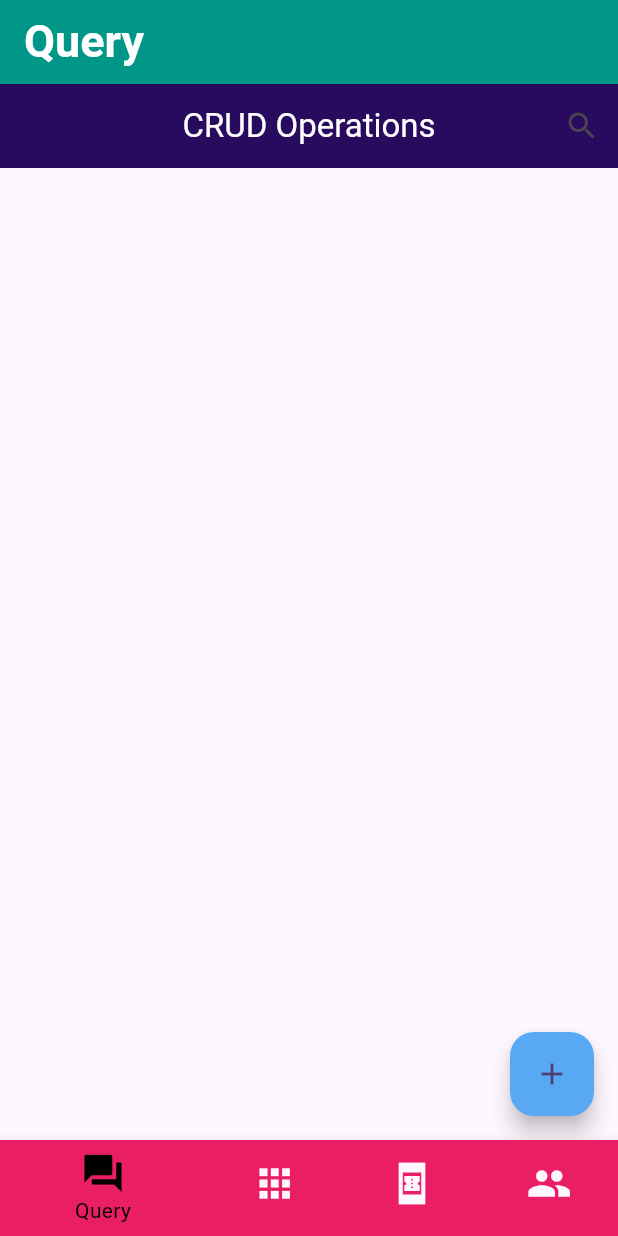
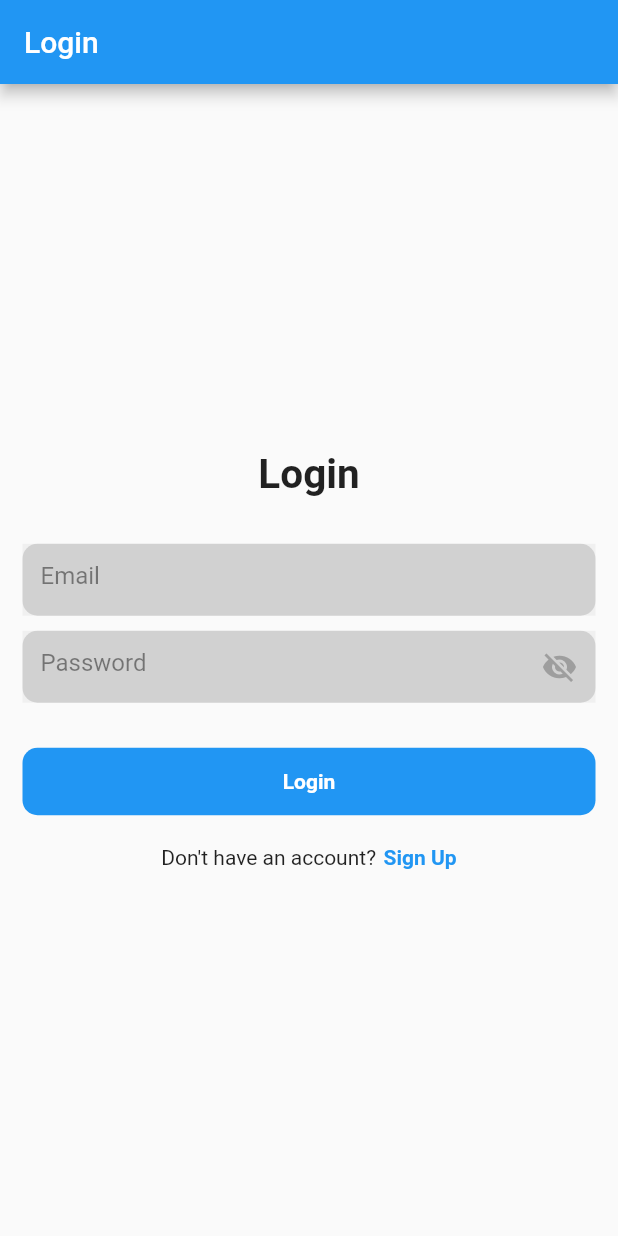
Before and after one commit to Harish3000/shades-app-flutter-project, a Flutter app: the screen it shows after launch, on a phone screen of 412 x 824 dp. Run offline on Flutter 3.47's test engine with Material 2 defaults, Android fonts, the phone set to English and light mode, and no system bars; our stand-ins replace cloud_firestore, firebase_auth, firebase_core; accounts and stored records are empty.

Commit message:
Login implemented

```diff
--- /dev/null
+++ b/shades/lib/core/auth/firebase_auth_services.dart
@@ -0,0 +1,38 @@
+
+
+
+
+import 'package:firebase_auth/firebase_auth.dart';
+
+class FirebaseAuthService {
+
+  FirebaseAuth _auth = FirebaseAuth.instance;
+
+  Future<User?> signUpWithEmailAndPassword(String email, String password) async {
+
+    try {
+      UserCredential credential =await _auth.createUserWithEmailAndPassword(email: email, password: password);
+      return credential.user;
+    } catch (e) {
+      print("Some error occured");
+    }
+    return null;
+
+  }
+
+  Future<User?> signInWithEmailAndPassword(String email, String password) async {
+
+    try {
+      UserCredential credential =await _auth.signInWithEmailAndPassword(email: email, password: password);
+      return credential.user;
+    } catch (e) {
+      print("Some error occured");
+    }
+    return null;
+
+  }
+
+
+
+
+}
--- /dev/null
+++ b/shades/lib/core/auth/form_container_widget.dart
@@ -0,0 +1,77 @@
+
+
+import 'package:flutter/material.dart';
+
+
+class FormContainerWidget extends StatefulWidget {
+
+  final TextEditingController? controller;
+  final Key? fieldKey;
+  final bool? isPasswordField;
+  final String? hintText;
+  final String? labelText;
+  final String? helperText;
+  final FormFieldSetter<String>? onSaved;
+  final FormFieldValidator<String>? validator;
+  final ValueChanged<String>? onFieldSubmitted;
+  final TextInputType? inputType;
+
+  const FormContainerWidget({
+    this.controller,
+    this.isPasswordField,
+    this.fieldKey,
+    this.hintText,
+    this.labelText,
+    this.helperText,
+    this.onSaved,
+    this.validator,
+    this.onFieldSubmitted,
+    this.inputType
+  });
+
+
+  @override
+  _FormContainerWidgetState createState() => new _FormContainerWidgetState();
+}
+
+class _FormContainerWidgetState extends State<FormContainerWidget> {
+
+  bool _obscureText = true;
+
+
+  @override
+  Widget build(BuildContext context) {
+    return Container(
+      width: double.infinity,
+      decoration: BoxDecoration(
+        color: Colors.grey.withOpacity(.35),
+        borderRadius: BorderRadius.circular(10),
+      ),
+      child: new TextFormField(
+        style: TextStyle(color: Colors.black),
+        controller: widget.controller,
+        keyboardType: widget.inputType,
+        key: widget.fieldKey,
+        obscureText: widget.isPasswordField == true? _obscureText : false,
+        onSaved: widget.onSaved,
+        validator: widget.validator,
+        onFieldSubmitted: widget.onFieldSubmitted,
+        decoration: new InputDecoration(
+          border: InputBorder.none,
+          filled: true,
+          hintText: widget.hintText,
+          hintStyle: TextStyle(color: Colors.black45),
+          suffixIcon: new GestureDetector(
+            onTap: () {
+              setState(() {
+                _obscureText = !_obscureText;
+              });
+            },
+            child:
+            widget.isPasswordField==true? Icon(_obscureText ? Icons.visibility_off : Icons.visibility, color: _obscureText == false ? Colors.blue : Colors.grey,) : Text(""),
+          ),
+        ),
+      ),
+    );
+  }
+}
--- /dev/null
+++ b/shades/lib/core/auth/login_page.dart
@@ -0,0 +1,130 @@
+import 'package:firebase_auth/firebase_auth.dart';
+import 'package:flutter/material.dart';
+
+import 'package:shades/core/auth/sign_up_page.dart';
+
+import 'package:shades/core/auth/form_container_widget.dart';
+
+import 'package:shades/core/auth/firebase_auth_services.dart';
+
+class LoginPage extends StatefulWidget {
+  const LoginPage({super.key});
+
+  @override
+  State<LoginPage> createState() => _LoginPageState();
+}
+
+class _LoginPageState extends State<LoginPage> {
+  bool _isSigning = false;
+
+  final FirebaseAuthService _auth = FirebaseAuthService();
+
+  TextEditingController _emailController = TextEditingController();
+  TextEditingController _passwordController = TextEditingController();
+
+  @override
+  void dispose() {
+    _emailController.dispose();
+    _passwordController.dispose();
+    super.dispose();
+  }
+
+  @override
+  Widget build(BuildContext context) {
+    return Scaffold(
+      appBar: AppBar(
+        automaticallyImplyLeading: false,
+        title: Text("Login"),
+      ),
+      body: Center(
+        child: Padding(
+          padding: const EdgeInsets.symmetric(horizontal: 15),
+          child: Column(
+            mainAxisAlignment: MainAxisAlignment.center,
+            children: [
+              Text(
+                "Login",
+                style: TextStyle(fontSize: 27, fontWeight: FontWeight.bold),
+              ),
+              SizedBox(
+                height: 30,
+              ),
+              FormContainerWidget(
+                controller: _emailController,
+                hintText: "Email",
+                isPasswordField: false,
+              ),
+              SizedBox(
+                height: 10,
+              ),
+              FormContainerWidget(
+                controller: _passwordController,
+                hintText: "Password",
+                isPasswordField: true,
+              ),
+              SizedBox(
+                height: 30,
+              ),
+              GestureDetector(
+                onTap: _signIn,
+                child: Container(
+                  width: double.infinity,
+                  height: 45,
+                  decoration: BoxDecoration(
+                    color: Colors.blue,
+                    borderRadius: BorderRadius.circular(10),
+                  ),
+                  child: Center(
+                      child: Text(
+                    "Login",
+                    style: TextStyle(
+                        color: Colors.white, fontWeight: FontWeight.bold),
+                  )),
+                ),
+              ),
+              SizedBox(
+                height: 20,
+              ),
+              Row(
+                mainAxisAlignment: MainAxisAlignment.center,
+                children: [
+                  Text("Don't have an account?"),
+                  SizedBox(
+                    width: 5,
+                  ),
+                  GestureDetector(
+                      onTap: () {
+                        Navigator.pushAndRemoveUntil(
+                            context,
+                            MaterialPageRoute(
+                                builder: (context) => SignUpPage()),
+                            (route) => false);
+                      },
+                      child: Text(
+                        "Sign Up",
+                        style: TextStyle(
+                            color: Colors.blue, fontWeight: FontWeight.bold),
+                      ))
+                ],
+              )
+            ],
+          ),
+        ),
+      ),
+    );
+  }
+
+  void _signIn() async {
+    String email = _emailController.text;
+    String password = _passwordController.text;
+
+    User? user = await _auth.signInWithEmailAndPassword(email, password);
+
+    if (user != null) {
+      print("User is successfully signedIn");
+      Navigator.pushNamed(context, "/home");
+    } else {
+      print("Some error happend");
+    }
+  }
+}
--- a/shades/lib/main.dart
+++ b/shades/lib/main.dart
@@ -1,97 +1,32 @@
 import 'package:firebase_core/firebase_core.dart';
 import 'package:flutter/material.dart';
-import 'package:shades/features/community_mgt/community.dart';
-import 'package:shades/features/module_mgt/module.dart';
-import 'package:shades/features/query_mgt/query.dart';
-import 'package:shades/features/resource_mgt/resource.dart';
+import 'package:shades/shared/common_widgets/splash_screen.dart';
+
+import 'core/auth/login_page.dart';
+import 'core/auth/sign_up_page.dart';
+import 'shared/common_widgets/BottomTabBar.dart';
 
 Future<void> main() async {
   WidgetsFlutterBinding.ensureInitialized();
   await Firebase.initializeApp();
-  runApp(const MyApp());
+  runApp(MyApp());
 }
 
 class MyApp extends StatelessWidget {
-  const MyApp({Key? key});
-
   @override
   Widget build(BuildContext context) {
     return MaterialApp(
-      title: 'Flutter Demo',
-      theme: ThemeData(
-        colorScheme: ColorScheme.fromSeed(seedColor: Colors.deepPurple),
-        useMaterial3: true,
+      debugShowCheckedModeBanner: false,
+      title: 'Flutter Firebase',
+      home: SplashScreen(
+        child: LoginPage(),
       ),
-      home: const BottomTabBar(),
+      routes: {
+        '/login': (context) => LoginPage(),
+        '/signUp': (context) => SignUpPage(),
+        '/home': (context) =>
+            BottomTabBar(), // Use the BottomTabBar widget here
+      },
     );
   }
 }
-
-class BottomTabBar extends StatefulWidget {
-  const BottomTabBar({Key? key}) : super(key: key);
-
-  @override
-  _BottomTabBarState createState() => _BottomTabBarState();
-}
-
-class _BottomTabBarState extends State<BottomTabBar> {
-  int _currentIndex = 0;
-  final List<Widget> _tabs = [
-    const Queryoperations(),
-    const Moduleoperations(),
-    const Resourceoperations(),
-    const Communityoperations(),
-  ];
-  List<String> _tabTitles = ['Query', 'Modules', 'Resources', 'Community'];
-
-  @override
-  Widget build(BuildContext context) {
-    return Scaffold(
-      body: _tabs[_currentIndex],
-      appBar: AppBar(
-        title: Text(
-          _tabTitles[_currentIndex],
-          style: const TextStyle(
-              fontSize: 30, fontWeight: FontWeight.bold, color: Colors.white),
-        ),
-        backgroundColor: Colors.teal, // Customize the app bar color
-        elevation: 0,
-      ),
-      bottomNavigationBar: BottomNavigationBar(
-        backgroundColor: Colors.red,
-        type: BottomNavigationBarType.shifting,
-        fixedColor: Colors.black,
-        iconSize: 30,
-        currentIndex: _currentIndex,
-        onTap: (index) {
-          setState(() {
-            _currentIndex = index;
-          });
-        },
-        items: [
-          BottomNavigationBarItem(
-            backgroundColor: Colors.pink,
-            icon: Icon(Icons.question_answer), // Customize the icon for Query
-            label: 'Query',
-          ),
-          BottomNavigationBarItem(
-            backgroundColor: Colors.teal,
-            icon: Icon(Icons.apps), // Customize the icon for Modules
-            label: 'Modules',
-          ),
-          BottomNavigationBarItem(
-            backgroundColor: Colors.blueGrey,
-            icon: Icon(
-                Icons.book_online_sharp), // Customize the icon for Resources
-            label: 'Resources',
-          ),
-          BottomNavigationBarItem(
-            backgroundColor: Colors.purple,
-            icon: Icon(Icons.group), // Customize the icon for Community
-            label: 'Community',
-          ),
-        ],
-      ),
-    );
-  }
-}
--- a/shades/pubspec.yaml
+++ b/shades/pubspec.yaml
@@ -38,6 +38,7 @@
   firebase_storage: ^11.2.7
   firebase_database: ^10.2.6
   cloud_firestore: ^4.9.2
+  firebase_auth: ^4.10.1
 
 dev_dependencies:
   flutter_test:
```
Also changed, not shown: shades/lib/core/auth/sign_up_page.dart (added, +159 -0 lines), shades/lib/shared/common_widgets/BottomTabBar.dart (added, +95 -0 lines), shades/lib/shared/common_widgets/splash_screen.dart (added, +37 -0 lines), shades/lib/core/auth/authentication.dart (deleted), shades/pubspec.lock, 4 other files.
